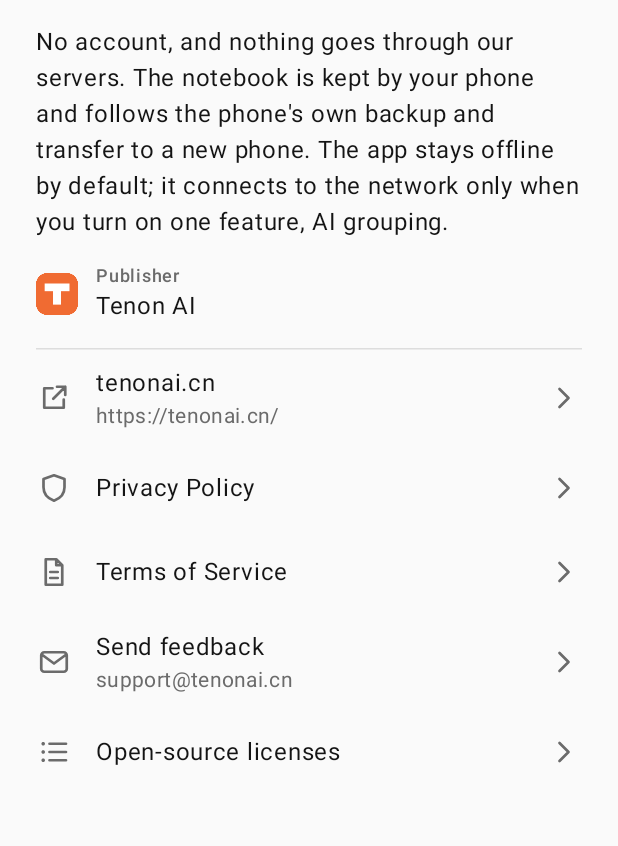
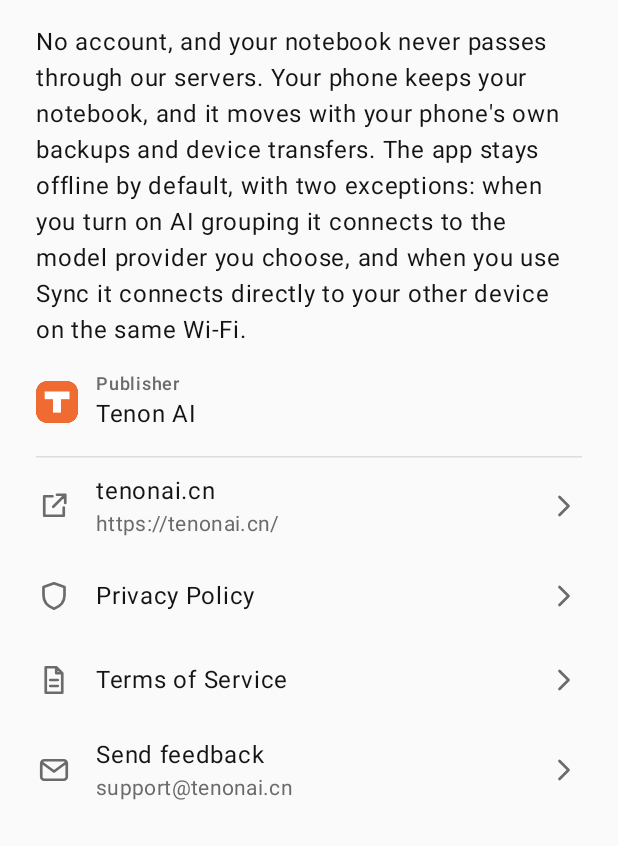
Before and after one commit to dozybot001/PassBy, an Android app built with Jetpack Compose: the composable AboutScreen shown on its own in the app's theme, on a phone screen of 412 x 824 dp, the part 390-1236 px from its top. Run offline under Robolectric (Android 15) with nearby library versions, the phone set to English and light mode, and no system bars.

Commit message:
Android: the About page uses the new public sentence
Decided by the founder on 2026-11-15 (Q132): offline by default, with two
exceptions, AI grouping and Sync.

Co-Authored-By: Claude Fable 5.2 <noreply@anthropic.com>

```diff
--- a/android/app/src/main/res/values/strings.xml
+++ b/android/app/src/main/res/values/strings.xml
@@ -126,7 +126,7 @@
     <string name="publisher_name">Tenon AI</string>
     <string name="brand_description">PassBy, by Tenon AI</string>
     <string name="about_what">PassBy is a simple password notebook. Keep titles, accounts, passwords and notes together, organize them in folders, and generate strong passwords to copy into other apps.</string>
-    <string name="about_how">No account, and nothing goes through our servers. The notebook is kept by your phone and follows the phone\'s own backup and transfer to a new phone. The app stays offline by default; it connects to the network only when you turn on one feature, AI grouping.</string>
+    <string name="about_how">No account, and your notebook never passes through our servers. Your phone keeps your notebook, and it moves with your phone\'s own backups and device transfers. The app stays offline by default, with two exceptions: when you turn on AI grouping it connects to the model provider you choose, and when you use Sync it connects directly to your other device on the same Wi-Fi.</string>
     <string name="licenses">Open-source licenses</string>
     <string name="licenses_intro">PassBy includes the open-source software below. All of it is licensed under the Apache License, Version 2.0, which follows in full.</string>
     <string name="licenses_components" translatable="false">AndroidX and Jetpack Compose — The Android Open Source Project\nKotlin standard library, kotlinx.coroutines, kotlinx.serialization — JetBrains s.r.o. and Kotlin contributors\nJetBrains Annotations — JetBrains s.r.o.\nJSpecify — The JSpecify Authors\nGuava ListenableFuture — The Guava Authors</string>
```
Also changed, not shown: 1 other file.
